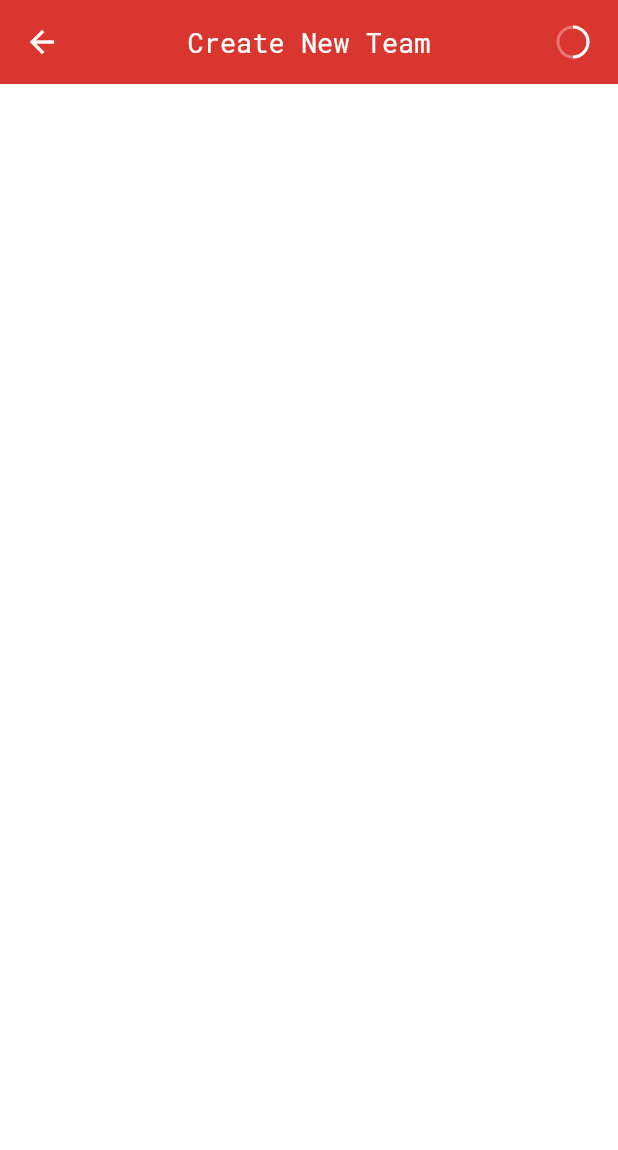
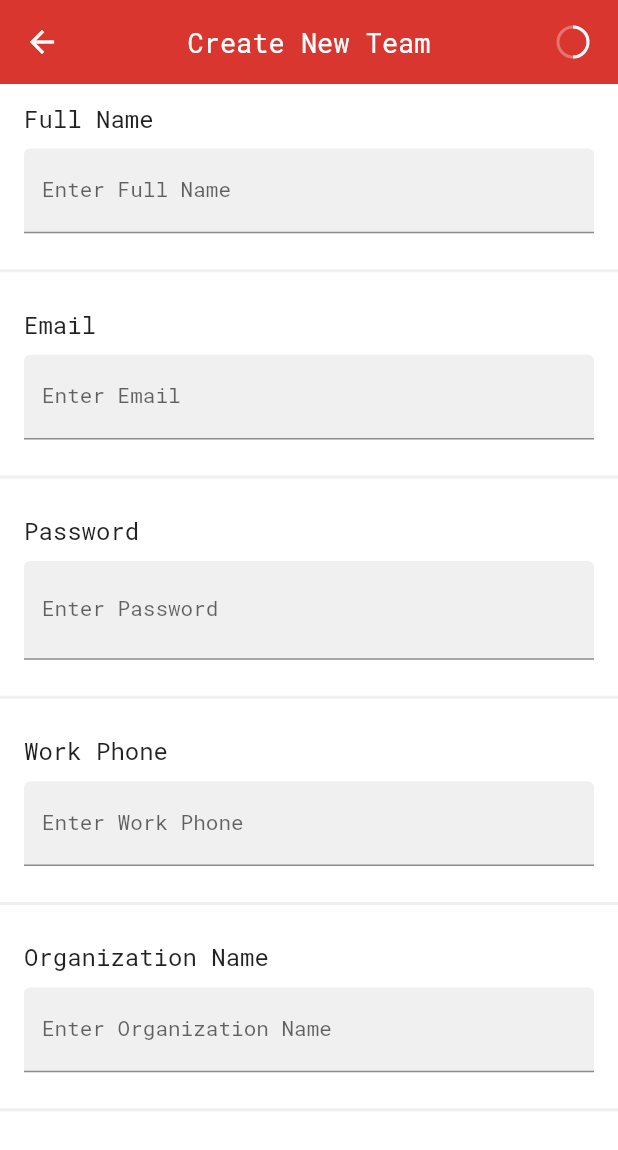
Before and after one commit to andrea-liu87/FlutterWorx, a Flutter app: the CreateNewTeam screen opened by its route, on a phone screen of 412 x 824 dp. Shown: the top 1150 px of the screen. Run offline on Flutter 3.47's test engine with Material 2 defaults, Android fonts, the phone set to English and light mode, and no system bars.

```diff
--- a/lib/pages/create_new_team.dart
+++ b/lib/pages/create_new_team.dart
@@ -1,5 +1,8 @@
 import 'package:flutter/material.dart';
+import 'package:worx/theme/worx_theme.dart';
 import 'package:worx/widgets/app_bar.dart';
+import 'package:worx/widgets/buttons.dart';
+import 'package:worx/widgets/text_field.dart';
 
 class CreateNewTeam extends StatefulWidget {
   const CreateNewTeam({Key? key}) : super(key: key);
@@ -9,13 +12,87 @@ class CreateNewTeam extends StatefulWidget {
 }
 
 class _CreateNewTeamState extends State<CreateNewTeam> {
+  Widget divider = Container(height: 2,
+    color: WorxThemeData.dividerColor,
+    margin: EdgeInsets.symmetric(vertical: 12),);
+  double progressName = 0;
+  double progressEmail = 0;
+  double progressPassword = 0;
+  double progressPhone = 0;
+  double progressOrg = 0;
+
   @override
   Widget build(BuildContext context) {
     return Scaffold(
-      appBar: WelcomeAppBar(title: 'Create New Team'),
+      appBar: WelcomeAppBar(
+          title: 'Create New Team',
+          progress: progressName + progressEmail + progressPassword +
+              progressPhone + progressOrg),
       body: Container(
         color: Colors.white,
+        child: SingleChildScrollView(
+          child: Column(
+            children: [
+              FormTextField(
+                title: 'Full Name',
+                keyboardType: TextInputType.name,
+                onSave: (String? value) {
+                  setState(() {
+                    progressName = setProgressMember(value);
+                  });
+                  print(value);
+                  print(progressName.toString());
+                },
+              ),
+              divider,
+              FormTextField(
+                title: 'Email',
+                keyboardType: TextInputType.emailAddress,
+                onSave: (String? value) {
+                  setState(() {
+                    progressEmail = setProgressMember(value);
+                  });
+                },),
+              divider,
+              FormTextField(title: 'Password', isPasswordField: true,
+                onSave: (String? value) {
+                  setState(() {
+                    progressPassword = setProgressMember(value);
+                  });
+                },),
+              divider,
+              FormTextField(
+                title: 'Work Phone', keyboardType: TextInputType.phone,
+                onSave: (String? value) {
+                  setState(() {
+                    progressPhone = setProgressMember(value);
+                  });
+                },),
+              divider,
+              FormTextField(
+                title: 'Organization Name', onSave: (String? value) {
+                setState(() {
+                  progressOrg = setProgressMember(value);
+                });
+              },),
+              divider,
+              Padding(padding: EdgeInsets.fromLTRB(16, 72, 16, 16),
+                child: FullWidthButton(
+                    backgroundColor: WorxThemeData.lightColorScheme.primary,
+                    title: 'Create New Team',
+                    onPressed: () {}),),
+            ],
+          ),
+        ),
       ),
     );
   }
+
+  double setProgressMember(String? newValue) {
+    if (newValue != null && newValue.isNotEmpty) {
+      return 0.2;
+    } else {
+      return 0;
+    }
+  }
 }
--- a/lib/theme/worx_theme.dart
+++ b/lib/theme/worx_theme.dart
@@ -68,11 +68,12 @@ class WorxThemeData {
     brightness: Brightness.dark,
   );
 
+  static final Color dividerColor = Color(0xFFF0F0F0);
 
   static final TextTheme _textTheme = TextTheme(
     // headlineMedium: GoogleFonts.montserrat(fontWeight: _bold, fontSize: 20.0),
     // bodySmall: GoogleFonts.oswald(fontWeight: _semiBold, fontSize: 16.0),
-    // headlineSmall: GoogleFonts.oswald(fontWeight: _medium, fontSize: 16.0),
+    headlineSmall: TextStyle(fontFamily:'RobotoMono', fontWeight: FontWeight.w400, fontSize: 16.0),
      titleMedium: TextStyle(fontFamily: 'RobotoMono', fontWeight: FontWeight.w500, fontSize: 18.0),
     // labelSmall: GoogleFonts.montserrat(fontWeight: _medium, fontSize: 12.0),
     // bodyLarge: GoogleFonts.montserrat(fontWeight: _regular, fontSize: 14.0),
--- /dev/null
+++ b/lib/widgets/text_field.dart
@@ -0,0 +1,72 @@
+import 'package:flutter/material.dart';
+import 'package:worx/theme/worx_theme.dart';
+
+class FormTextField extends StatefulWidget {
+    final String title;
+    final TextInputType keyboardType;
+    final bool isPasswordField;
+    Function(String) onSave;
+
+    FormTextField(
+      {Key? key,
+      required this.title,
+      this.keyboardType = TextInputType.text,
+      this.isPasswordField = false,
+      required this.onSave})
+      : super(key: key);
+
+  @override
+  State<FormTextField> createState() => _FormTextFieldState();
+}
+
+class _FormTextFieldState extends State<FormTextField> {
+  bool _isPasswordTextVisible = false;
+
+  @override
+  Widget build(BuildContext context) {
+    return Container(
+        color: Colors.white,
+        padding: EdgeInsets.symmetric(vertical: 12, horizontal: 16),
+        child: Column(
+            crossAxisAlignment: CrossAxisAlignment.start,
+            children: [
+                Text(widget.title, style: WorxThemeData.lightThemeData.textTheme.headlineSmall,),
+                SizedBox(height: 10,),
+              TextFormField(
+            keyboardType: widget.keyboardType,
+            obscureText: _isPasswordTextVisible,
+            style: WorxThemeData.lightThemeData.textTheme.bodyMedium,
+            decoration: InputDecoration(
+              labelText: 'Enter ${widget.title}',
+              enabledBorder: UnderlineInputBorder(
+                borderSide: BorderSide(
+                  color: Colors.black.withOpacity(0.42),
+                ),
+              ),
+              fillColor: Colors.black.withOpacity(0.06),
+              filled: true,
+              suffix: widget.isPasswordField
+                  ? IconButton(
+                      padding: EdgeInsets.all(0),
+                  constraints: BoxConstraints(),
+                      icon : Icon(Icons.remove_red_eye, color: Colors.black54),
+                      onPressed: () {
+                        setState(() {
+                          _isPasswordTextVisible = !_isPasswordTextVisible;
+                        });
+                      },
+                    )
+                  : null,
+            ),
+            onChanged: (String? newValue) {
+              if (newValue != null) widget.onSave(newValue!);
+            },
+            validator: (String? value) {
+              return (value == null) ? 'Please fill the form' : null;
+            },
+          ),
+        ],
+      ),
+    );
+  }
+}
```
